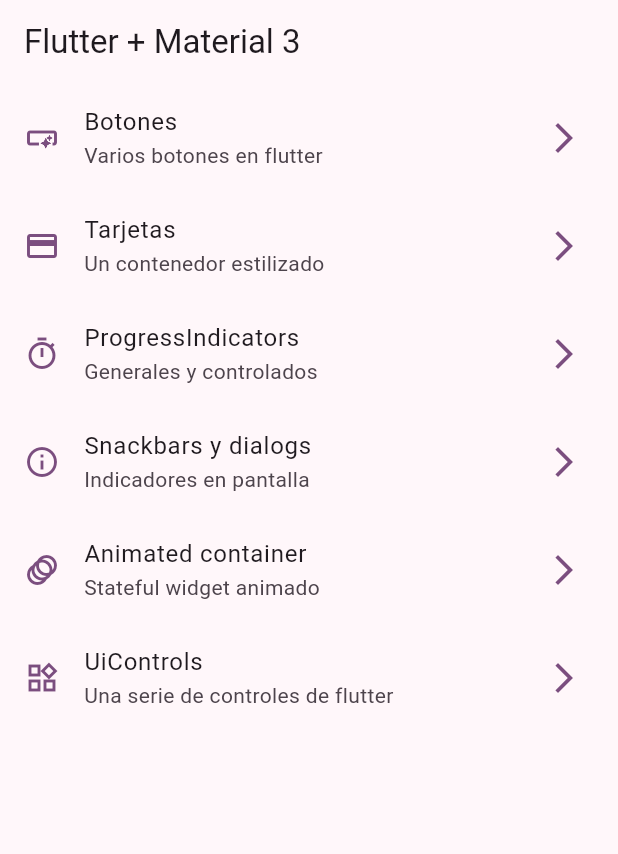
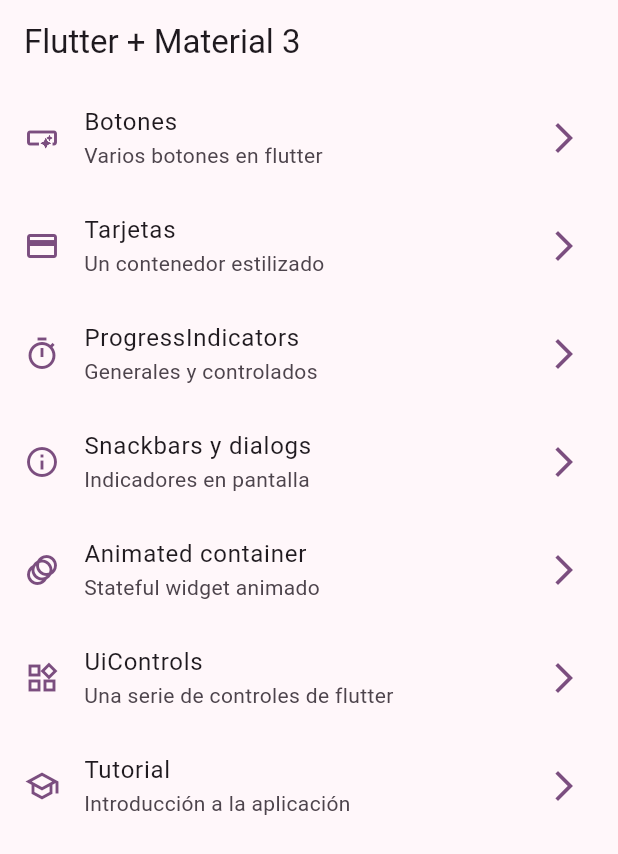
Before and after one commit to elmerjacobo97/widgets-app, a Flutter app: the screen it shows after launch, on a phone screen of 412 x 824 dp. Shown: the top 854 px of the screen. Run offline on Flutter 3.47's test engine with Material 2 defaults, Android fonts, the phone set to English and light mode, and no system bars; our stand-ins replace go_router; missing offline and left inert: dart:ffi.

Commit message:
tutorial added

```diff
--- a/lib/config/menu/menu_items.dart
+++ b/lib/config/menu/menu_items.dart
@@ -49,5 +49,11 @@ const appMenuItems = <MenuItem>[
     subTitle: 'Una serie de controles de flutter',
     link: '/ui-controls',
     icon: Icons.widgets_outlined,
+  ),
+  MenuItem(
+    title: 'Tutorial',
+    subTitle: 'Introducción a la aplicación',
+    link: '/tutorial',
+    icon: Icons.school_outlined,
   )
 ];
--- a/lib/config/router/app_router.dart
+++ b/lib/config/router/app_router.dart
@@ -36,5 +36,10 @@ final appRouter = GoRouter(initialLocation: '/', routes: [
     path: '/ui-controls',
     name: UiControlsScreen.routeName,
     builder: (context, state) => const UiControlsScreen(),
+  ),
+  GoRoute(
+    path: '/tutorial',
+    name: AppTutorialScreen.routeName,
+    builder: (context, state) => const AppTutorialScreen(),
   )
 ]);
```
